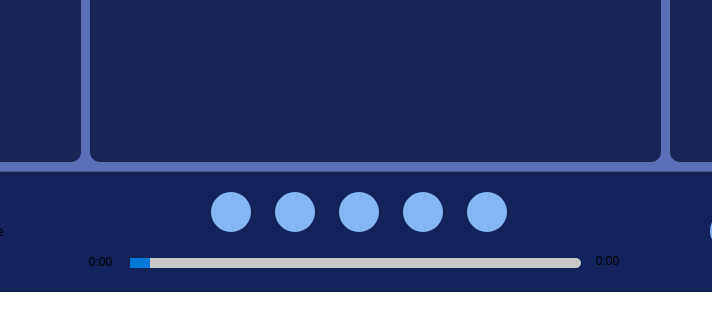
First picture: the form in forms/mainwindow.ui, repository whatdislol/Symmo, before the edit; both pictures show x 210 to 922 and y 318 to 638 of the 1150 by 638 pixel window.
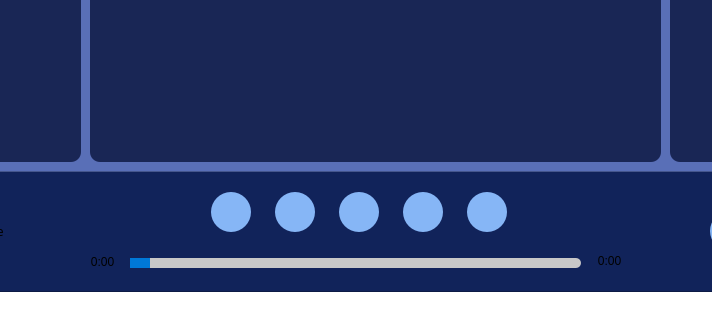
Second picture: the form after the edit.

Commit message: Fix audio stuttering

What changed in the file:
```diff
--- a/forms/mainwindow.ui
+++ b/forms/mainwindow.ui
@@ -294,7 +294,7 @@
       <rect>
        <x>300</x>
        <y>80</y>
-       <width>41</width>
+       <width>45</width>
        <height>21</height>
       </rect>
      </property>
@@ -310,7 +310,7 @@
       <rect>
        <x>807</x>
        <y>80</y>
-       <width>41</width>
+       <width>45</width>
        <height>20</height>
       </rect>
      </property>
```
The commit also changes 2 other files.
